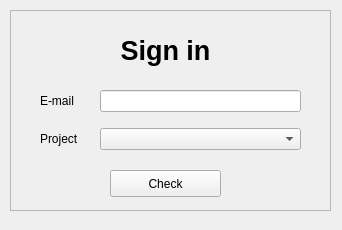
Above: pipeline/scripts/loader/singin_window.ui from UiChul/yummy before the change. Below: the same form after it.
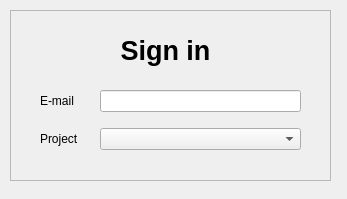
That is the form after the change.

```diff
--- a/pipeline/scripts/loader/singin_window.ui
+++ b/pipeline/scripts/loader/singin_window.ui
@@ -6,8 +6,8 @@
    <rect>
     <x>0</x>
     <y>0</y>
-    <width>342</width>
-    <height>230</height>
+    <width>347</width>
+    <height>199</height>
    </rect>
   </property>
   <property name="windowTitle">
@@ -19,7 +19,7 @@
      <x>10</x>
      <y>10</y>
      <width>321</width>
-     <height>201</height>
+     <height>171</height>
     </rect>
    </property>
    <property name="frameShape">
@@ -76,19 +76,6 @@
      <enum>Qt::AutoText</enum>
     </property>
    </widget>
-   <widget class="QPushButton" name="pushButton">
-    <property name="geometry">
-     <rect>
-      <x>100</x>
-      <y>160</y>
-      <width>111</width>
-      <height>27</height>
-     </rect>
-    </property>
-    <property name="text">
-     <string>Check</string>
-    </property>
-   </widget>
   </widget>
  </widget>
  <resources/>
```
